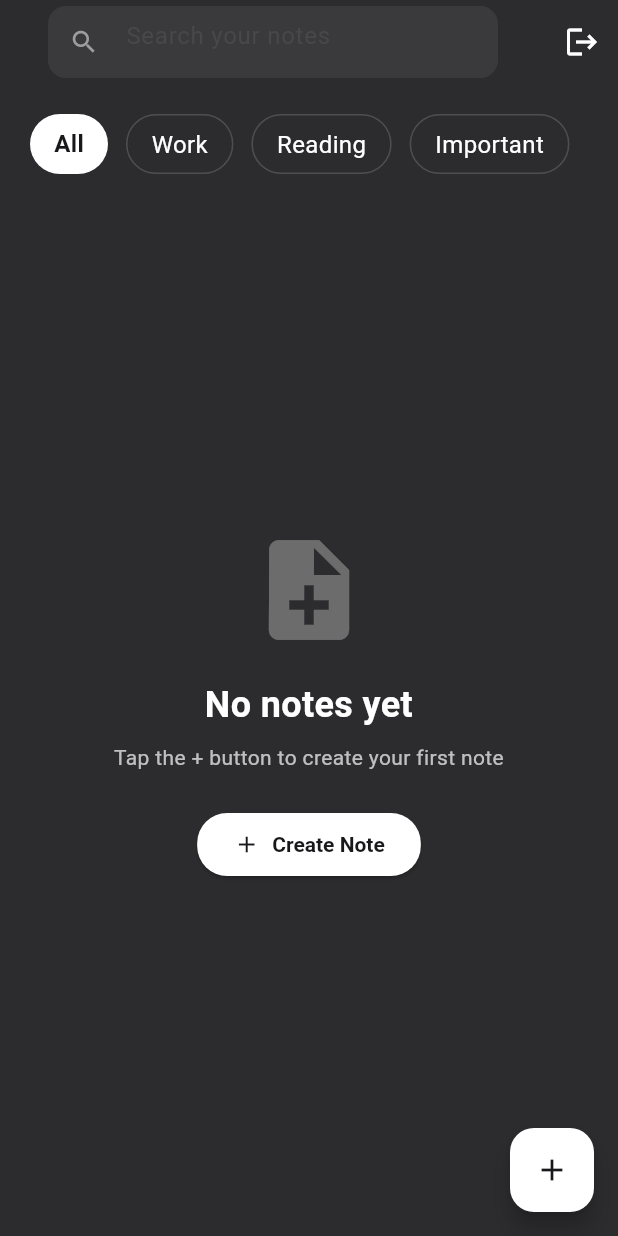
After one commit to E-AleynaElmas/notes-app, a Flutter app: the HomeView screen opened directly, after a tap on the "logout" icon, on a phone screen of 412 x 824 dp. The commit adds this screen. Run offline on Flutter 3.47's test engine with Material 3 defaults, Android fonts, the phone set to English and light mode, and no system bars; our stand-ins replace dio, firebase_auth, firebase_core, stacked; accounts and stored records are empty; network calls fail; Roboto replaces fonts that are missing (Satoshi).

Commit message:
feat: implement home and new note features

```diff
--- /dev/null
+++ b/lib/feature/home/home_view.dart
@@ -0,0 +1,243 @@
+import 'package:flutter/material.dart';
+import 'package:flutter_staggered_grid_view/flutter_staggered_grid_view.dart';
+import 'package:notes_app/core/constants/layout_constants.dart';
+import 'package:notes_app/core/utils/color_utils.dart';
+import 'package:notes_app/feature/home/home_view_model.dart';
+import 'package:notes_app/product/theme/theme_styles.dart';
+import 'package:notes_app/product/constants/typography_constants.dart';
+import 'package:notes_app/product/models/note_model.dart';
+import 'package:stacked/stacked.dart';
+
+class HomeView extends StatelessWidget {
+  const HomeView({super.key});
+
+  @override
+  Widget build(BuildContext context) {
+    return ViewModelBuilder<HomeViewModel>.reactive(
+      viewModelBuilder: () => HomeViewModel(),
+      onViewModelReady: (viewModel) => viewModel.loadNotes(),
+      builder: (context, viewModel, child) {
+        return Scaffold(
+          appBar: AppBar(
+            title: _buildSearchBar(viewModel),
+            actions: [
+              IconButton(tooltip: 'Çıkış', icon: const Icon(Icons.logout), onPressed: () => viewModel.logout()),
+            ],
+          ),
+          body: Column(
+            children: [
+              LayoutConstants.emptyHeight20,
+              _buildFilterChips(viewModel),
+              Expanded(
+                child: viewModel.isLoading && viewModel.filteredNotes.isEmpty
+                    ? const Center(child: CircularProgressIndicator())
+                    : _buildNotesGrid(viewModel, context),
+              ),
+            ],
+          ),
+          floatingActionButton: FloatingActionButton(
+            onPressed: () => viewModel.navigateToNewNote(),
+            backgroundColor: ThemeStyles.whiteColor,
+            foregroundColor: ThemeStyles.blackColor,
+            child: const Icon(Icons.add),
+          ),
+        );
+      },
+    );
+  }
+
+  Widget _buildSearchBar(HomeViewModel viewModel) {
+    return Padding(
+      padding: LayoutConstants.padding16All,
+      child: Container(
+        decoration: BoxDecoration(color: ThemeStyles.secondaryColor, borderRadius: LayoutConstants.border12Button),
+        child: TextFormField(
+          onChanged: (value) => viewModel.updateSearchQuery(value),
+          style: bodyXL.white,
+          decoration: InputDecoration(
+            border: InputBorder.none,
+            fillColor: Colors.transparent,
+            hintText: 'Search your notes',
+            hintStyle: bodyXL.gray,
+            prefixIcon: Icon(Icons.search, color: Colors.grey, size: LayoutConstants.size20),
+            suffixIcon: viewModel.isLoading && viewModel.searchQuery.isNotEmpty
+                ? const SizedBox(
+                    width: LayoutConstants.size20,
+                    height: LayoutConstants.size20,
+                    child: Padding(
+                      padding: LayoutConstants.padding12All,
+                      child: CircularProgressIndicator(strokeWidth: 2, color: Colors.grey),
+                    ),
+                  )
+                : null,
+          ),
+        ),
+      ),
+    );
+  }
+
+  Widget _buildFilterChips(HomeViewModel viewModel) {
+    return Padding(
+      padding: LayoutConstants.padding20Horizontal,
+      child: SizedBox(
+        height: LayoutConstants.size40,
+        child: ListView.separated(
+          scrollDirection: Axis.horizontal,
+          itemCount: viewModel.filters.length,
+          separatorBuilder: (context, index) => LayoutConstants.emptyWidth12,
+          itemBuilder: (context, index) {
+            final filter = viewModel.filters[index];
+            final isSelected = filter == viewModel.selectedFilter;
+
+            return GestureDetector(
+              onTap: () => viewModel.selectFilter(filter),
+              child: Container(
+                padding: EdgeInsets.symmetric(horizontal: LayoutConstants.size16, vertical: LayoutConstants.size8),
+                decoration: BoxDecoration(
+                  color: isSelected ? ThemeStyles.whiteColor : Colors.transparent,
+                  borderRadius: LayoutConstants.border20Button,
+                  border: isSelected ? null : Border.all(color: Colors.grey.withOpacity(0.3)),
+                ),
+                child: Row(
+                  mainAxisSize: MainAxisSize.min,
+                  children: [
+                    Text(
+                      filter,
+                      style: bodyXL.copyWith(
+                        color: isSelected ? ThemeStyles.blackColor : ThemeStyles.whiteColor,
+                        fontWeight: isSelected ? FontWeight.w600 : FontWeight.normal,
+                      ),
+                    ),
+                  ],
+                ),
+              ),
+            );
+          },
+        ),
+      ),
+    );
+  }
+
+  Widget _buildNotesGrid(HomeViewModel viewModel, BuildContext context) {
+    if (viewModel.filteredNotes.isEmpty) {
+      return _buildEmptyState(viewModel, context);
+    }
+
+    return Padding(
+      padding: LayoutConstants.padding20All.copyWith(bottom: 0),
+      child: MasonryGridView.count(
+        crossAxisCount: 2,
+        mainAxisSpacing: LayoutConstants.size12,
+        crossAxisSpacing: LayoutConstants.size12,
+        itemCount: viewModel.filteredNotes.length,
+        itemBuilder: (context, index) {
+          final note = viewModel.filteredNotes[index];
+          return _buildNoteCard(note, context, viewModel);
+        },
+      ),
+    );
+  }
+
+  Widget _buildEmptyState(HomeViewModel viewModel, BuildContext context) {
+    final isFiltered = viewModel.selectedFilter != 'All';
+    final hasSearch = viewModel.searchQuery.isNotEmpty;
+
+    return Center(
+      child: Padding(
+        padding: LayoutConstants.padding20All,
+        child: Column(
+          mainAxisAlignment: MainAxisAlignment.center,
+          children: [
+            Icon(
+              isFiltered || hasSearch ? Icons.search_off : Icons.note_add,
+              size: 80,
+              color: ThemeStyles.whiteColor.withOpacity(0.3),
+            ),
+            LayoutConstants.emptyHeight20,
+            Text(
+              isFiltered || hasSearch ? 'No notes found' : 'No notes yet',
+              style: h4.white.w600,
+              textAlign: TextAlign.center,
+            ),
+            LayoutConstants.emptyHeight8,
+            Text(
+              isFiltered || hasSearch
+                  ? 'Try adjusting your search or filter'
+                  : 'Tap the + button to create your first note',
+              style: bodyL.copyWith(color: ThemeStyles.whiteColor.withOpacity(0.7)),
+              textAlign: TextAlign.center,
+            ),
+            if (!isFiltered && !hasSearch) ...[
+              LayoutConstants.emptyHeight24,
+              ElevatedButton.icon(
+                onPressed: () => viewModel.navigateToNewNote(),
+                style: ElevatedButton.styleFrom(
+                  backgroundColor: ThemeStyles.whiteColor,
+                  foregroundColor: ThemeStyles.blackColor,
+                  padding: EdgeInsets.symmetric(horizontal: LayoutConstants.size24, vertical: LayoutConstants.size12),
+                  shape: RoundedRectangleBorder(borderRadius: LayoutConstants.border20Button),
+                ),
+                icon: const Icon(Icons.add),
+                label: Text('Create Note', style: bodyL.w600),
+              ),
+            ],
+          ],
+        ),
+      ),
+    );
+  }
+
+  Widget _buildNoteCard(NoteModel note, BuildContext context, HomeViewModel viewModel) {
+    return Container(
+      padding: LayoutConstants.padding16All,
+      decoration: BoxDecoration(
+        color: ColorUtils.parseColor(note.color),
+        borderRadius: LayoutConstants.border16Button,
+      ),
+      child: Column(
+        crossAxisAlignment: CrossAxisAlignment.start,
+        children: [
+          Row(
+            children: [
+              Expanded(child: Text(note.title, style: bodyXL.black.w600)),
+              if (note.isPinned) ...[
+                const SizedBox(width: 8),
+                Icon(Icons.push_pin, size: 16, color: Colors.black.withOpacity(0.6)),
+              ],
+            ],
+          ),
+
+          if (note.content.isNotEmpty) ...[
+            LayoutConstants.emptyHeight8,
+            Text(
+              note.content,
+              style: bodyS.black.copyWith(height: 1.4),
+              maxLines: 6,
+              overflow: TextOverflow.ellipsis,
+            ),
+          ],
+
+          if (note.tags.isNotEmpty) ...[
+            LayoutConstants.emptyHeight8,
+            Wrap(
+              spacing: 4,
+              children: note.tags
+                  .take(3)
+                  .map(
+                    (tag) => Container(
+                      padding: const EdgeInsets.symmetric(horizontal: 8, vertical: 2),
+                      decoration: BoxDecoration(
+                        color: Colors.black.withOpacity(0.1),
+                        borderRadius: BorderRadius.circular(12),
+                      ),
+                      child: Text('#$tag', style: const TextStyle(fontSize: 10, color: Colors.black54)),
+                    ),
+                  )
+                  .toList(),
+            ),
+          ],
+        ],
+      ),
+    );
+  }
+}
--- /dev/null
+++ b/lib/feature/home/home_view_model.dart
@@ -0,0 +1,124 @@
+import 'dart:async';
+import 'package:notes_app/core/services/navigation_service.dart';
+import 'package:notes_app/product/navigate/navigation_enums.dart';
+import 'package:notes_app/product/services/auth_service.dart';
+import 'package:notes_app/product/services/note_service.dart';
+import 'package:notes_app/product/models/note_model.dart';
+import 'package:stacked/stacked.dart';
+
+class HomeViewModel extends BaseViewModel {
+  final IAuthService _auth;
+  final INoteService _noteService;
+
+  HomeViewModel({IAuthService? auth, INoteService? noteService})
+    : _auth = auth ?? AuthService.instance,
+      _noteService = noteService ?? NoteService.instance;
+
+  String _searchQuery = '';
+  String get searchQuery => _searchQuery;
+
+  Timer? _searchDebounceTimer;
+
+  String _selectedFilter = 'All';
+  String get selectedFilter => _selectedFilter;
+
+  final List<String> _filters = ['All', 'Work', 'Reading', 'Important'];
+  List<String> get filters => _filters;
+
+  List<NoteModel> _notes = [];
+  bool _isLoading = false;
+  bool get isLoading => _isLoading;
+
+  List<NoteModel> get filteredNotes {
+    List<NoteModel> filtered = _notes;
+    if (_selectedFilter != 'All') {
+      filtered = filtered.where((note) => note.tags.contains(_selectedFilter)).toList();
+    }
+    return filtered;
+  }
+
+  int get noteCount => filteredNotes.length;
+
+  Future<void> loadNotes() async {
+    _isLoading = true;
+    notifyListeners();
+
+    try {
+      final result = await _noteService.getNotes(search: _searchQuery.isEmpty ? null : _searchQuery);
+
+      if (result.status && result.data != null) {
+        _notes = result.data!;
+      } else {
+        setError(result.message ?? 'Notlar yüklenemedi');
+      }
+    } catch (e) {
+      setError('Bir hata oluştu: $e');
+    } finally {
+      _isLoading = false;
+      notifyListeners();
+    }
+  }
+
+  void updateSearchQuery(String query) {
+    _searchQuery = query;
+    notifyListeners();
+
+    _searchDebounceTimer?.cancel();
+    _searchDebounceTimer = Timer(const Duration(milliseconds: 500), () {
+      loadNotes();
+    });
+  }
+
+  void selectFilter(String filter) {
+    _selectedFilter = filter;
+    notifyListeners();
+  }
+
+  Future<bool> deleteNote(String noteId) async {
+    try {
+      final result = await _noteService.deleteNote(noteId);
+
+      if (result.status) {
+        _notes.removeWhere((note) => note.id == noteId);
+        notifyListeners();
+        return true;
+      } else {
+        setError(result.message ?? 'Not silinemedi');
+        return false;
+      }
+    } catch (e) {
+      setError('Bir hata oluştu: $e');
+      return false;
+    }
+  }
+
+  Future<void> navigateToNewNote() async {
+    final result = await NavigationService.instance.navigateToPage<bool>(navEnum: NavigationEnums.newNote);
+
+    if (result == true) {
+      loadNotes();
+      NavigationService.instance.showSnackBar('Note saved successfully!');
+    }
+  }
+
+  Future<bool> logout() async {
+    setBusy(true);
+    clearErrors();
+    try {
+      await _auth.logout();
+      NavigationService.instance.navigateToPageClear(navEnum: NavigationEnums.init);
+      return true;
+    } catch (e) {
+      setError('Çıkış başarısız: $e');
+      return false;
+    } finally {
+      setBusy(false);
+    }
+  }
+
+  @override
+  void dispose() {
+    _searchDebounceTimer?.cancel();
+    super.dispose();
+  }
+}
--- a/lib/product/navigate/navigation_enums.dart
+++ b/lib/product/navigate/navigation_enums.dart
@@ -1,7 +1,9 @@
 enum NavigationEnums {
   init,
   auth,
-  home;
+  home,
+  newNote,
+  editNote;
 
   String get rawValue => switch (this) {
     _ => '/$name',
--- a/lib/product/navigate/navigation_route.dart
+++ b/lib/product/navigate/navigation_route.dart
@@ -2,6 +2,8 @@ import 'package:flutter/material.dart';
 import 'package:notes_app/feature/auth/auth_view.dart';
 import 'package:notes_app/feature/home/home_view.dart';
 import 'package:notes_app/feature/splash/splash_view.dart';
+import 'package:notes_app/feature/new_note/new_note_view.dart';
+import 'package:notes_app/product/models/note_model.dart';
 import 'package:notes_app/product/navigate/navigation_enums.dart';
 
 class NavigationRoute {
@@ -11,8 +13,13 @@ class NavigationRoute {
         return _normalNavigate(const SplashView());
       case NavigationEnums.auth:
         return _normalNavigate(const AuthView());
-              case NavigationEnums.home:
+      case NavigationEnums.home:
         return _normalNavigate(const HomeView());
+      case NavigationEnums.newNote:
+        return _normalNavigate(const NewNoteView());
+      case NavigationEnums.editNote:
+        final note = args.arguments as NoteModel;
+        return _normalNavigate(NewNoteView(noteToEdit: note));
     }
   }
 
```
Also changed, not shown: lib/core/services/navigation_service.dart (+17 -0 lines), lib/feature/new_note/new_note_view.dart (added, +45 -0 lines), lib/feature/new_note/new_note_view_model.dart (added, +121 -0 lines), lib/feature/new_note/sub_view/new_note_view_widgets.dart (added).
